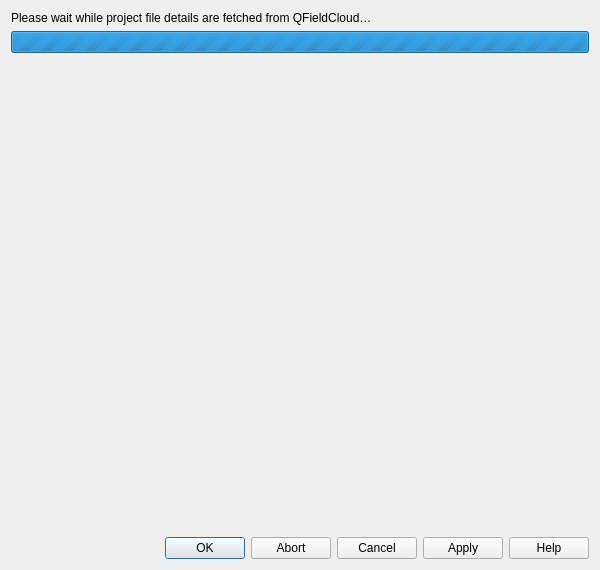
First picture: the form in qfieldsync/ui/cloud_transfer_dialog.ui, repository opengisch/qfieldsync, before the edit.
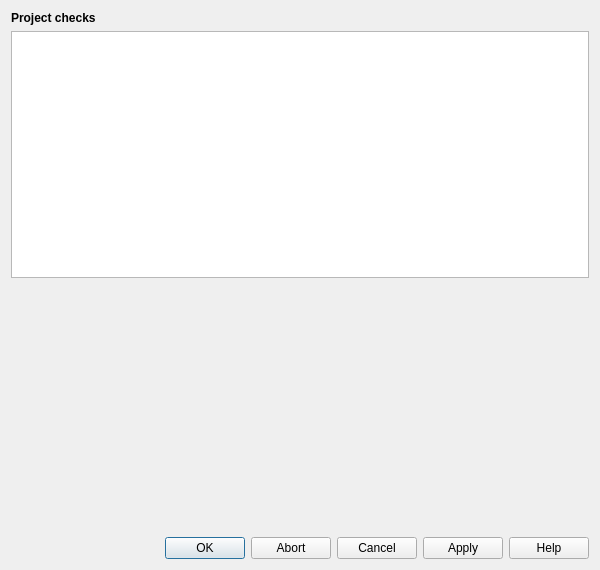
Second picture: the form after the edit. The open tabs and pages were chosen to show the change. Icons and pictures are not drawn. Custom widgets are drawn as their Qt base class.

Commit message: Use the project checker before before uploading

Diff of the .ui file:
```diff
--- a/qfieldsync/ui/cloud_transfer_dialog.ui
+++ b/qfieldsync/ui/cloud_transfer_dialog.ui
@@ -79,6 +79,55 @@
        </item>
       </layout>
      </widget>
+     <widget class="QWidget" name="projectCompatibilityPage">
+      <layout class="QVBoxLayout" name="verticalLayout_4">
+       <property name="leftMargin">
+        <number>0</number>
+       </property>
+       <property name="topMargin">
+        <number>0</number>
+       </property>
+       <property name="rightMargin">
+        <number>0</number>
+       </property>
+       <property name="bottomMargin">
+        <number>0</number>
+       </property>
+       <item>
+        <widget class="QLabel" name="feedbackLabel_2">
+         <property name="font">
+          <font>
+           <weight>75</weight>
+           <bold>true</bold>
+          </font>
+         </property>
+         <property name="text">
+          <string>Project checks</string>
+         </property>
+        </widget>
+       </item>
+       <item>
+        <widget class="QTextEdit" name="feedbackText">
+         <property name="readOnly">
+          <bool>true</bool>
+         </property>
+        </widget>
+       </item>
+       <item>
+        <spacer name="verticalSpacer">
+         <property name="orientation">
+          <enum>Qt::Vertical</enum>
+         </property>
+         <property name="sizeHint" stdset="0">
+          <size>
+           <width>20</width>
+           <height>40</height>
+          </size>
+         </property>
+        </spacer>
+       </item>
+      </layout>
+     </widget>
      <widget class="QWidget" name="getProjectFilesPage">
       <layout class="QVBoxLayout" name="verticalLayout_3">
        <property name="leftMargin">
```
Left out of the diff: 2 changed lines with no effect on the pictures. The commit also changes 2 other files.
